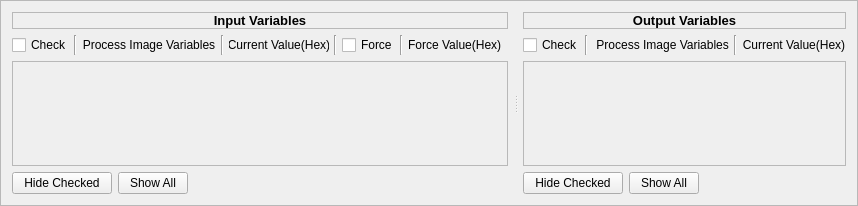
First picture: the form in apps/demo_qt_advanced/plk_qt_gui/ui/ProcessImageVariables.ui, repository OpenAutomationTechnologies/openPOWERLINK_Qt_App, before the edit.
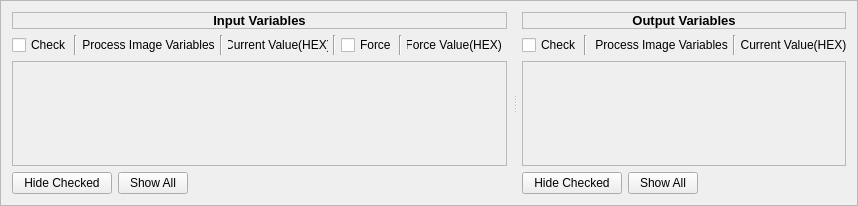
Second picture: the form after the edit.

Commit message: Update Hex to upper case

```diff
--- a/apps/demo_qt_advanced/plk_qt_gui/ui/ProcessImageVariables.ui
+++ b/apps/demo_qt_advanced/plk_qt_gui/ui/ProcessImageVariables.ui
@@ -151,7 +151,7 @@
             </size>
            </property>
            <property name="text">
-            <string>Current Value(Hex)</string>
+            <string>Current Value(HEX)</string>
            </property>
            <property name="alignment">
             <set>Qt::AlignCenter</set>
@@ -209,7 +209,7 @@
             </size>
            </property>
            <property name="text">
-            <string>Force Value(Hex)  </string>
+            <string>Force Value(HEX)  </string>
            </property>
            <property name="alignment">
             <set>Qt::AlignCenter</set>
@@ -361,7 +361,7 @@
             <enum>Qt::LeftToRight</enum>
            </property>
            <property name="text">
-            <string>Current Value(Hex)</string>
+            <string>Current Value(HEX)</string>
            </property>
            <property name="alignment">
             <set>Qt::AlignCenter</set>
```
